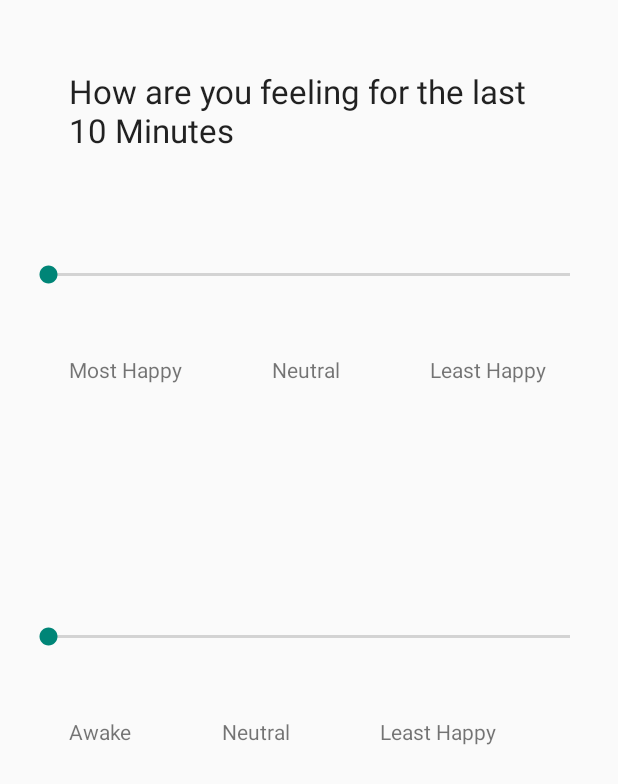
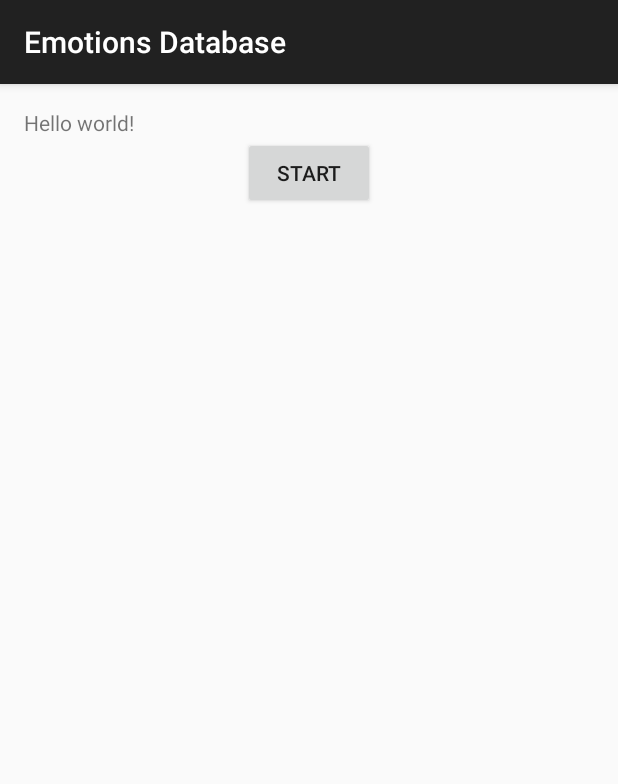
Before and after one commit to genuinelucifer/EmotionsDatabase, an Android app: the screen it shows after launch (MainActivity), on a phone screen of 412 x 824 dp. Shown: the top 784 px of the screen. Run offline under Robolectric (Android 15) with nearby library versions, the phone set to English and light mode, and no system bars; 1 statement that could not run was skipped.

Commit message:
Turned to page wise.

```diff
--- a/app/src/main/java/com/emotions/database/emotionsdatabase/EngageMedia.java
+++ b/app/src/main/java/com/emotions/database/emotionsdatabase/EngageMedia.java
@@ -1,30 +1,30 @@
 package com.emotions.database.emotionsdatabase;
 
+import android.content.Intent;
 import android.os.Bundle;
-import android.support.v4.app.Fragment;
-import android.view.LayoutInflater;
+import android.support.v7.app.AppCompatActivity;
 import android.view.View;
-import android.view.ViewGroup;
+import android.widget.Button;
 import android.widget.RadioGroup;
 
 /**
  * Created by Abhinav Tripathi on 14-Aug-15.
  */
-public class EngageMedia extends Fragment {
+public class EngageMedia extends AppCompatActivity {
     RadioGroup rgNumMedia;
+    Button next;
 
     @Override
-    public View onCreateView(LayoutInflater inflater, ViewGroup container,
-                             Bundle savedInstanceState) {
+    protected void onCreate(Bundle savedInstanceState) {
+        super.onCreate(savedInstanceState);
+        setContentView(R.layout.engagemedia);
 
-        View android = inflater.inflate(R.layout.engagemedia, container, false);
-        rgNumMedia = (RadioGroup) android.findViewById(R.id.rgNumMedia);
+        rgNumMedia = (RadioGroup) findViewById(R.id.rgNumMedia);
         Utilities.setNumEngagements(0);
         rgNumMedia.setOnCheckedChangeListener(new RadioGroup.OnCheckedChangeListener() {
             @Override
             public void onCheckedChanged(RadioGroup group, int checkedId) {
-                switch (checkedId)
-                {
+                switch (checkedId) {
                     case R.id.rbZero:
                         Utilities.setNumEngagements(0);
                         break;
@@ -46,6 +46,13 @@ public class EngageMedia extends Fragment {
             }
         });
 
-        return android;
+        next = (Button) findViewById(R.id.btnNextEngage);
+        next.setOnClickListener(new View.OnClickListener() {
+            @Override
+            public void onClick(View v) {
+                Intent i = new Intent(EngageMedia.this, Comment.class);
+                startActivity(i);
+            }
+        });
     }
 }
--- a/app/src/main/java/com/emotions/database/emotionsdatabase/HappyMeter.java
+++ b/app/src/main/java/com/emotions/database/emotionsdatabase/HappyMeter.java
@@ -1,31 +1,33 @@
 package com.emotions.database.emotionsdatabase;
 
+import android.app.Activity;
+import android.content.Intent;
 import android.os.Bundle;
-import android.support.v4.app.Fragment;
-import android.view.LayoutInflater;
 import android.view.View;
-import android.view.ViewGroup;
+import android.widget.Button;
 import android.widget.SeekBar;
 
 /**
  * Created by Abhinav Tripathi on 14-Aug-15.
  */
-public class HappyMeter extends Fragment {
+public class HappyMeter extends Activity {
+
     SeekBar sbHappiness, sbSleepiness;
+    Button next;
 
     @Override
-    public View onCreateView(LayoutInflater inflater, ViewGroup container,
-                             Bundle savedInstanceState) {
+    protected void onCreate(Bundle savedInstanceState) {
+        super.onCreate(savedInstanceState);
+        setContentView(R.layout.fragmenthappy);
 
-        View android = inflater.inflate(R.layout.fragmenthappy, container, false);
-        sbHappiness = (SeekBar) android.findViewById(R.id.sbHappiness);
-        sbSleepiness = (SeekBar) android.findViewById(R.id.sbSleepiness);
+        sbHappiness = (SeekBar) findViewById(R.id.sbHappiness);
+        sbSleepiness = (SeekBar) findViewById(R.id.sbSleepiness);
 
-        sbHappiness.setProgress(0);
+        //sbHappiness.setProgress(0);
         Utilities.setHappiness(0);
-        sbSleepiness.setProgress(0);
+        //sbSleepiness.setProgress(0);
         Utilities.setSleepiness(0);
-
+/*
         sbHappiness.setOnSeekBarChangeListener(new SeekBar.OnSeekBarChangeListener() {
             @Override
             public void onProgressChanged(SeekBar seekBar, int progress, boolean fromUser) {
@@ -59,7 +61,14 @@ public class HappyMeter extends Fragment {
                 Utilities.setSleepiness(sbSleepiness.getProgress());
             }
         });
-
-        return android;
+*/
+        next = (Button) findViewById(R.id.btnNextHappy);
+        next.setOnClickListener(new View.OnClickListener() {
+            @Override
+            public void onClick(View v) {
+                Intent i = new Intent(HappyMeter.this, EngageMedia.class);
+                startActivity(i);
+            }
+        });
     }
 }
--- a/app/src/main/java/com/emotions/database/emotionsdatabase/MainActivity.java
+++ b/app/src/main/java/com/emotions/database/emotionsdatabase/MainActivity.java
@@ -1,73 +1,28 @@
 package com.emotions.database.emotionsdatabase;
 
-import android.app.ActionBar;
-import android.app.FragmentTransaction;
-import android.support.v4.app.FragmentActivity;
+import android.content.Intent;
+import android.support.v7.app.AppCompatActivity;
 import android.os.Bundle;
-import android.support.v4.view.ViewPager;
-import android.view.Menu;
-import android.view.MenuItem;
-//import com.parse.ParseObject;
-/*
-        ParseObject testObject = new ParseObject("TestObject");
-        testObject.put("foo", "bar");
-        testObject.saveInBackground();*/
+import android.view.View;
+import android.widget.Button;
 
-public class MainActivity extends FragmentActivity {
-    ViewPager Tab;
-    TabPagerAdapter TabAdapter;
-    ActionBar actionBar;
+public class MainActivity extends AppCompatActivity {
+    Button nextBtn;
 
-    @SuppressWarnings("deprecation")
     @Override
     protected void onCreate(Bundle savedInstanceState) {
         super.onCreate(savedInstanceState);
         setContentView(R.layout.activity_main);
-        TabAdapter = new TabPagerAdapter(getSupportFragmentManager());
-
-        Tab = (ViewPager)findViewById(R.id.pager);
-        Tab.setOnPageChangeListener(
-                new ViewPager.SimpleOnPageChangeListener() {
-                    @Override
-                    public void onPageSelected(int position) {
-
-                        actionBar = getActionBar();
-                        actionBar.setSelectedNavigationItem(position);
-                    }
-                });
-        Tab.setAdapter(TabAdapter);
-
-        actionBar = getActionBar();
-        //Enable Tabs on Action Bar
-        actionBar.setNavigationMode(ActionBar.NAVIGATION_MODE_TABS);
-        ActionBar.TabListener tabListener = new ActionBar.TabListener(){
-
+        nextBtn = (Button) findViewById(R.id.btnNextMain);
+        nextBtn.setOnClickListener(new View.OnClickListener() {
             @Override
-            public void onTabReselected(android.app.ActionBar.Tab tab,
-                                        FragmentTransaction ft) {
-                // TODO Auto-generated method stub
-
+            public void onClick(View v) {
+                Intent i = new Intent(MainActivity.this, HappyMeter.class);
+                startActivity(i);
             }
-
-            @Override
-            public void onTabSelected(ActionBar.Tab tab, FragmentTransaction ft) {
-
-                Tab.setCurrentItem(tab.getPosition());
-            }
-
-            @Override
-            public void onTabUnselected(android.app.ActionBar.Tab tab,
-                                        FragmentTransaction ft) {
-                // TODO Auto-generated method stub
-
-            }};
-        //Add New Tab
-        actionBar.addTab(actionBar.newTab().setText("Happiness").setTabListener(tabListener));
-        actionBar.addTab(actionBar.newTab().setText("Engagements").setTabListener(tabListener));
-        actionBar.addTab(actionBar.newTab().setText("Comment").setTabListener(tabListener));
-
+        });
     }
-
+/*
     @Override
     public boolean onCreateOptionsMenu(Menu menu) {
         // Inflate the menu; this adds items to the action bar if it is present.
@@ -89,4 +44,5 @@ public class MainActivity extends FragmentActivity {
 
         return super.onOptionsItemSelected(item);
     }
+    */
 }
--- a/app/src/main/java/com/emotions/database/emotionsdatabase/TabPagerAdapter.java
+++ /dev/null
@@ -1,39 +0,0 @@
-package com.emotions.database.emotionsdatabase;
-
-import android.support.v4.app.Fragment;
-import android.support.v4.app.FragmentManager;
-import android.support.v4.app.FragmentStatePagerAdapter;
-
-/**
- * Created by Abhinav Tripathi on 14-Aug-15.
- */
-public class TabPagerAdapter extends FragmentStatePagerAdapter {
-    public TabPagerAdapter(FragmentManager fm) {
-        super(fm);
-        // TODO Auto-generated constructor stub
-    }
-
-    @Override
-    public Fragment getItem(int i) {
-        switch (i) {
-            case 0:
-                //Fragment for Happy Tab
-                return new HappyMeter();
-            case 1:
-                //Fragment for Engagement Tab
-                return new EngageMedia();
-            case 2:
-                //Fragment for Comment Tab
-                return new Comment();
-        }
-        return null;
-
-    }
-
-    @Override
-    public int getCount() {
-        // TODO Auto-generated method stub
-        return 3; //No of Tabs
-    }
-
-}
--- a/app/src/main/res/layout/activity_main.xml
+++ b/app/src/main/res/layout/activity_main.xml
@@ -1,6 +1,19 @@
-<?xml version="1.0" encoding="utf-8"?>
-<android.support.v4.view.ViewPager
-    xmlns:android="http://schemas.android.com/apk/res/android"
-    android:id="@+id/pager"
-    android:layout_width="match_parent"
-    android:layout_height="match_parent" />
+<LinearLayout xmlns:android="http://schemas.android.com/apk/res/android"
+    xmlns:tools="http://schemas.android.com/tools" android:layout_width="match_parent"
+    android:layout_height="match_parent" android:paddingLeft="@dimen/activity_horizontal_margin"
+    android:paddingRight="@dimen/activity_horizontal_margin"
+    android:paddingTop="@dimen/activity_vertical_margin"
+    android:orientation="vertical"
+    android:paddingBottom="@dimen/activity_vertical_margin" tools:context=".MainActivity">
+
+    <TextView android:text="@string/hello_world" android:layout_width="wrap_content"
+        android:layout_height="wrap_content" />
+
+    <Button
+        android:layout_gravity="center"
+        android:layout_width="wrap_content"
+        android:layout_height="wrap_content"
+        android:id="@+id/btnNextMain"
+        android:text="Start" />
+
+</LinearLayout>
--- a/app/src/main/res/layout/engagemedia.xml
+++ b/app/src/main/res/layout/engagemedia.xml
@@ -72,4 +72,10 @@
 
     </RadioGroup>
 
+    <Button
+        android:id="@+id/btnNextEngage"
+        android:layout_gravity="center"
+        android:layout_width="wrap_content"
+        android:layout_height="wrap_content" />
+
 </LinearLayout>
--- a/app/src/main/res/layout/fragmenthappy.xml
+++ b/app/src/main/res/layout/fragmenthappy.xml
@@ -1,10 +1,9 @@
 <RelativeLayout xmlns:android="http://schemas.android.com/apk/res/android"
-    xmlns:tools="http://schemas.android.com/tools" android:layout_width="match_parent"
+    android:layout_width="match_parent"
     android:layout_height="match_parent" android:paddingLeft="@dimen/activity_horizontal_margin"
     android:paddingRight="@dimen/activity_horizontal_margin"
     android:paddingTop="@dimen/activity_vertical_margin"
-    android:paddingBottom="@dimen/activity_vertical_margin" tools:context=".MainActivityFragment"
-    android:id="@+id/main">
+    android:paddingBottom="@dimen/activity_vertical_margin">
 
     <LinearLayout
         android:orientation="vertical"
@@ -111,5 +110,10 @@
                 android:padding="30dp" />
         </LinearLayout>
 
+        <Button
+            android:id="@+id/btnNextHappy"
+            android:layout_gravity="center"
+            android:layout_width="wrap_content"
+            android:layout_height="wrap_content" />
     </LinearLayout>
 </RelativeLayout>
```
Also changed, not shown: app/src/main/java/com/emotions/database/emotionsdatabase/Comment.java (+6 -11 lines).
